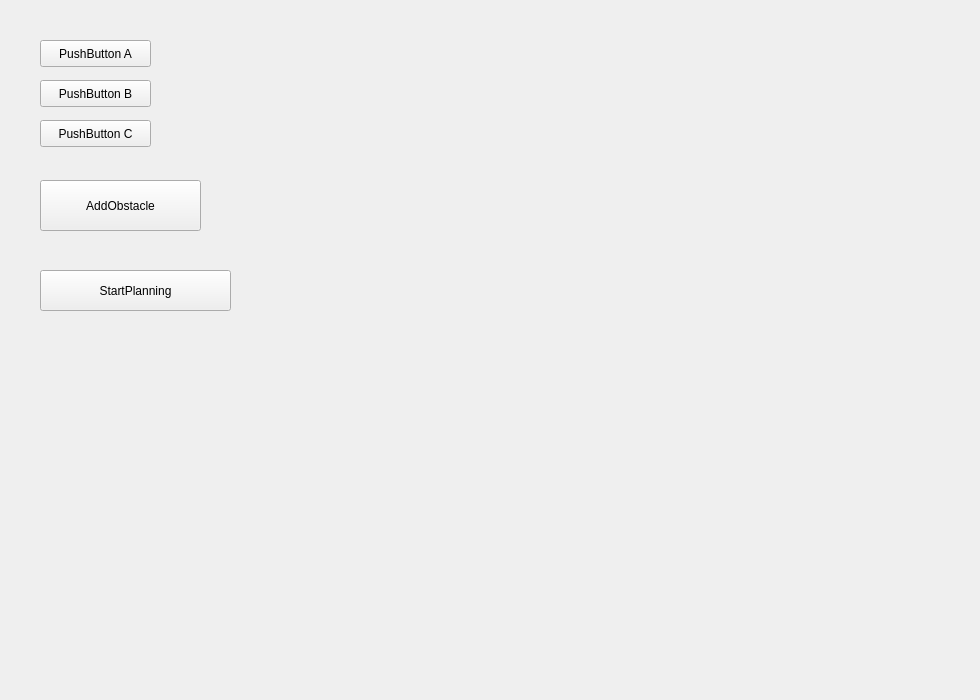
The window that rviz_simple_gui/src/uis/simple_widget.ui (mustang66ytz/fmcg_automation) describes before a commit, drawn with Qt 5.
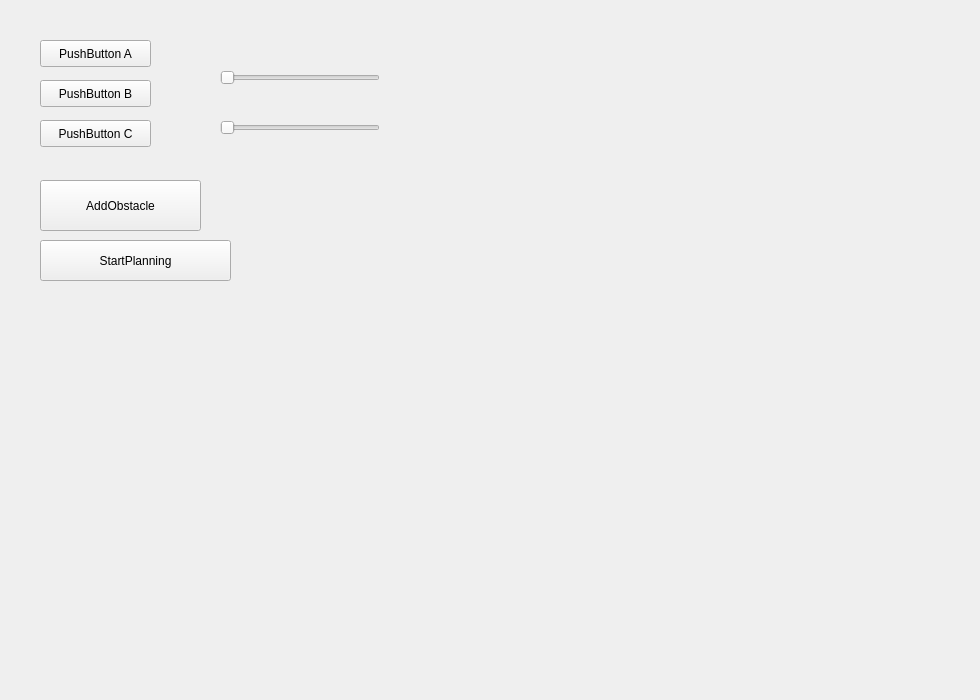
The same window after the commit.

```diff
--- a/rviz_simple_gui/src/uis/simple_widget.ui
+++ b/rviz_simple_gui/src/uis/simple_widget.ui
@@ -56,7 +56,7 @@
    <property name="geometry">
     <rect>
      <x>40</x>
-     <y>270</y>
+     <y>240</y>
      <width>191</width>
      <height>41</height>
     </rect>
@@ -78,6 +78,32 @@
     <string>AddObstacle</string>
    </property>
   </widget>
+  <widget class="QSlider" name="obstacleX">
+   <property name="geometry">
+    <rect>
+     <x>220</x>
+     <y>70</y>
+     <width>160</width>
+     <height>16</height>
+    </rect>
+   </property>
+   <property name="orientation">
+    <enum>Qt::Horizontal</enum>
+   </property>
+  </widget>
+  <widget class="QSlider" name="obstacleY">
+   <property name="geometry">
+    <rect>
+     <x>220</x>
+     <y>120</y>
+     <width>160</width>
+     <height>16</height>
+    </rect>
+   </property>
+   <property name="orientation">
+    <enum>Qt::Horizontal</enum>
+   </property>
+  </widget>
  </widget>
  <resources/>
  <connections/>
```
